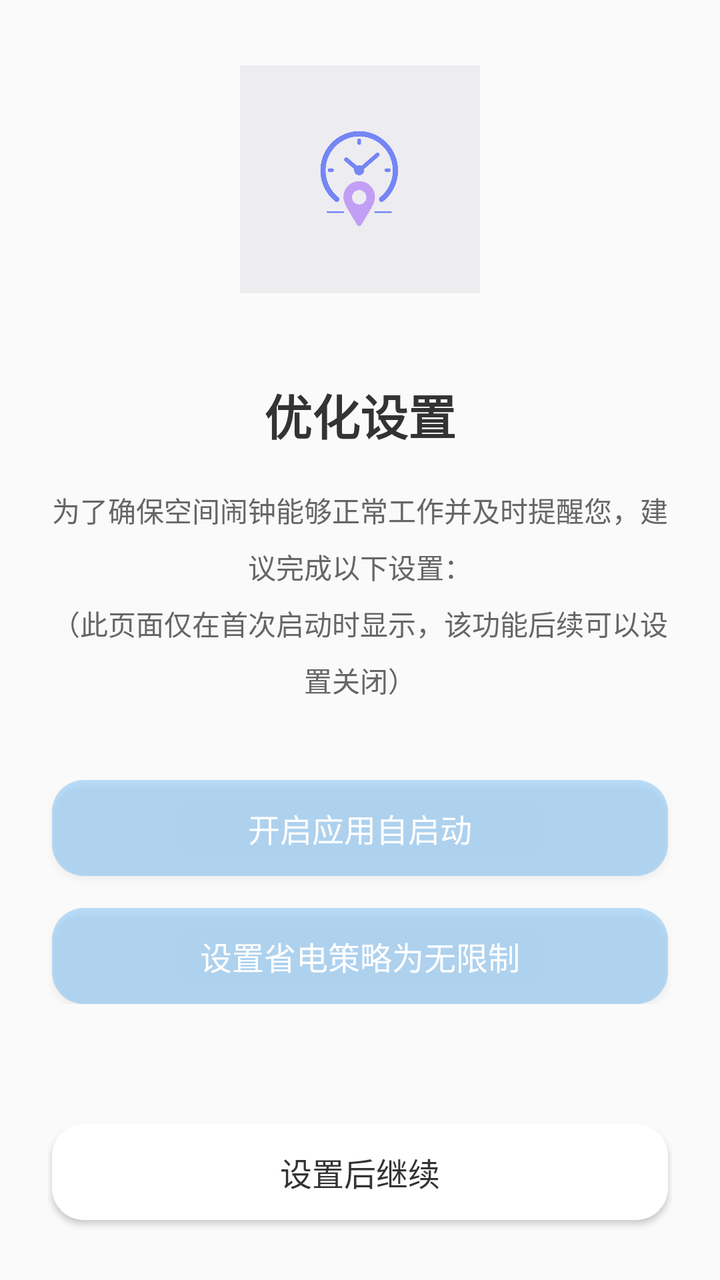
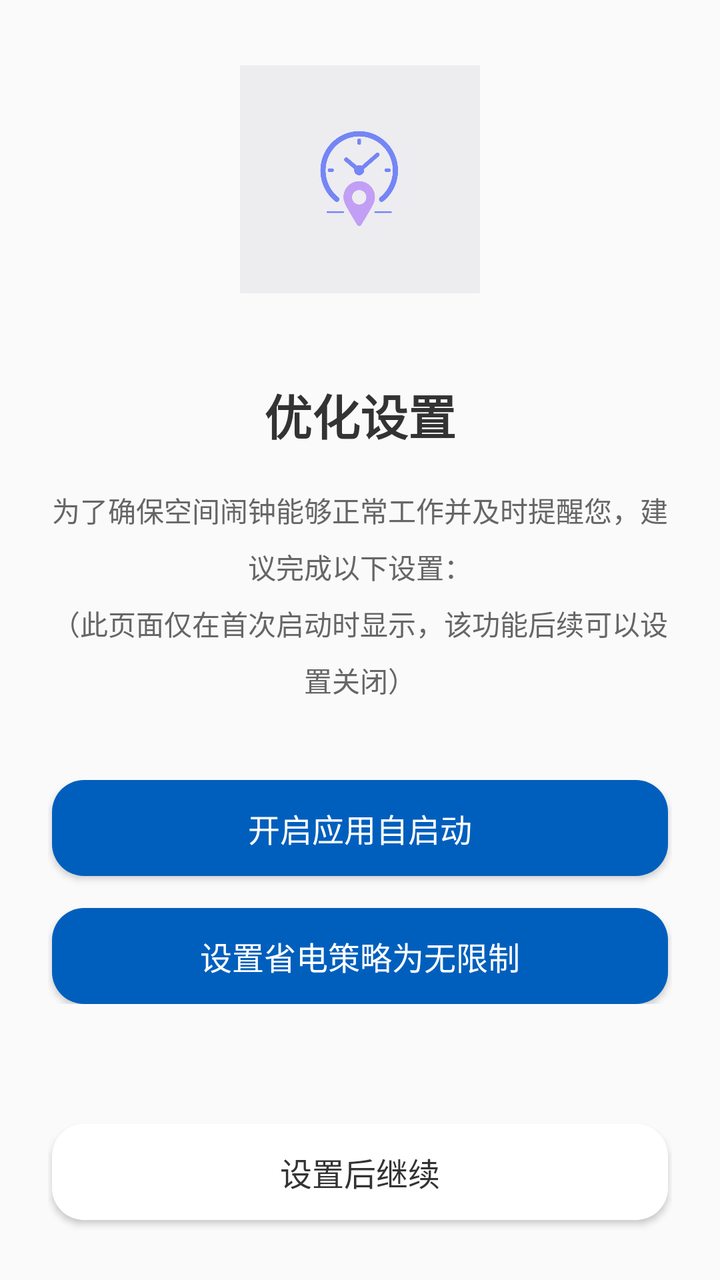

Before-and-after screenshots of an Android layout around one commit, followed by the original layout XML and the change that was made.
<!-- AndroidManifest.xml: application theme AppTheme -->
<!-- res/layout/activity_optimize_settings.xml -->
<?xml version="1.0" encoding="utf-8"?>
<LinearLayout xmlns:android="http://schemas.android.com/apk/res/android"
    android:layout_width="match_parent"
    android:layout_height="match_parent"
    android:orientation="vertical"
    android:padding="24dp"
    android:gravity="center"
    android:background="#FAFAFA">

    
    <ImageView
        android:layout_width="120dp"
        android:layout_height="120dp"
        android:src="@drawable/icon"
        android:layout_marginBottom="40dp"
        android:contentDescription="应用图标" />

    
    <TextView
        android:layout_width="wrap_content"
        android:layout_height="wrap_content"
        android:text="优化设置"
        android:textSize="24sp"
        android:textColor="#333333"
        android:textStyle="bold"
        android:layout_marginBottom="20dp" />

    
    <TextView
        android:layout_width="match_parent"
        android:layout_height="wrap_content"
        android:text="为了确保空间闹钟能够正常工作并及时提醒您，建议完成以下设置：\n（此页面仅在首次启动时显示，该功能后续可以设置关闭）"
        android:textSize="14sp"
        android:textColor="#666666"
        android:lineSpacingExtra="8dp"
        android:layout_marginBottom="40dp"
        android:gravity="center"
        android:textAlignment="center" />

    
    <LinearLayout
        android:layout_width="match_parent"
        android:layout_height="wrap_content"
        android:orientation="vertical"
        android:layout_marginBottom="60dp">
        
        
        <androidx.appcompat.widget.AppCompatButton
            android:id="@+id/autostart_button"
            android:layout_width="match_parent"
            android:layout_height="48dp"
            android:text="开启应用自启动"
            android:textSize="16sp"
            android:textColor="#FFFFFF"
            android:background="@drawable/rounded_background_blue"
            android:textAllCaps="false"
            android:gravity="center"
            android:layout_marginHorizontal="2dp"
            android:layout_marginBottom="16dp" />

        
        <androidx.appcompat.widget.AppCompatButton
            android:id="@+id/battery_opt_button"
            android:layout_width="match_parent"
            android:layout_height="48dp"
            android:text="设置省电策略为无限制"
            android:textSize="16sp"
            android:textColor="#FFFFFF"
            android:background="@drawable/rounded_background_blue"
            android:textAllCaps="false"
            android:layout_marginHorizontal="2dp"
            android:gravity="center" />
    </LinearLayout>

    
    <androidx.appcompat.widget.AppCompatButton
        android:id="@+id/continue_button"
        android:layout_width="match_parent"
        android:layout_height="48dp"
        android:text="设置后继续"
        android:textSize="16sp"
        android:textColor="#333"
        android:background="@drawable/rounded_background_white_2"
        android:layout_marginHorizontal="2dp"
        android:textAllCaps="false" />

</LinearLayout>
<!-- resources referenced by this layout -->
<resources>
  <!-- drawable icon: png bitmap (drawable, 600987 bytes) -->
  <!-- drawable rounded_background_blue (drawable) -->
  <?xml version="1.0" encoding="utf-8"?>
  <shape xmlns:android="http://schemas.android.com/apk/res/android"
      android:shape="rectangle">
      <solid android:color="#4D2196F3"/>
      <corners android:radius="16dp"/>
  </shape>
  <!-- drawable rounded_background_white_2 (drawable) -->
  <?xml version="1.0" encoding="utf-8"?>
  <shape xmlns:android="http://schemas.android.com/apk/res/android"
      android:shape="rectangle">
      <solid android:color="#FFFFFF"/>
      <corners android:radius="16dp"/>
  </shape>
  <style name="AppTheme" parent="Theme.MaterialComponents.Light.NoActionBar">
          <item name="colorPrimary">@color/primary</item>
          <item name="colorPrimaryDark">@color/primary_dark</item>
          <item name="colorAccent">@color/primary</item>
          <item name="android:windowBackground">@color/background</item>
      </style>
  <color name="primary">#757575</color>
  <color name="primary_dark">#424242</color>
  <color name="background">#FAFAFA</color>
</resources>

<!-- the commit's change to res/layout/activity_optimize_settings.xml (unified diff, before → after) -->
@@ -52,7 +52,7 @@
             android:text="开启应用自启动"
             android:textSize="16sp"
             android:textColor="#FFFFFF"
-            android:background="@drawable/rounded_background_blue"
+            android:background="@drawable/rounded_background_blue_active"
             android:textAllCaps="false"
             android:gravity="center"
             android:layout_marginHorizontal="2dp"
@@ -66,7 +66,7 @@
             android:text="设置省电策略为无限制"
             android:textSize="16sp"
             android:textColor="#FFFFFF"
-            android:background="@drawable/rounded_background_blue"
+            android:background="@drawable/rounded_background_blue_active"
             android:textAllCaps="false"
             android:layout_marginHorizontal="2dp"
             android:gravity="center" />
<!-- resource entries referenced after the edit -->
@@ -1,11 +1,11 @@
 <!-- resources referenced by this layout -->
 <resources>
   <!-- drawable icon: png bitmap (drawable, 600987 bytes) -->
-  <!-- drawable rounded_background_blue (drawable) -->
+  <!-- drawable rounded_background_blue_active (drawable) -->
   <?xml version="1.0" encoding="utf-8"?>
   <shape xmlns:android="http://schemas.android.com/apk/res/android"
       android:shape="rectangle">
-      <solid android:color="#4D2196F3"/>
+      <solid android:color="#005FBD"/>
       <corners android:radius="16dp"/>
   </shape>
   <!-- drawable rounded_background_white_2 (drawable) -->
